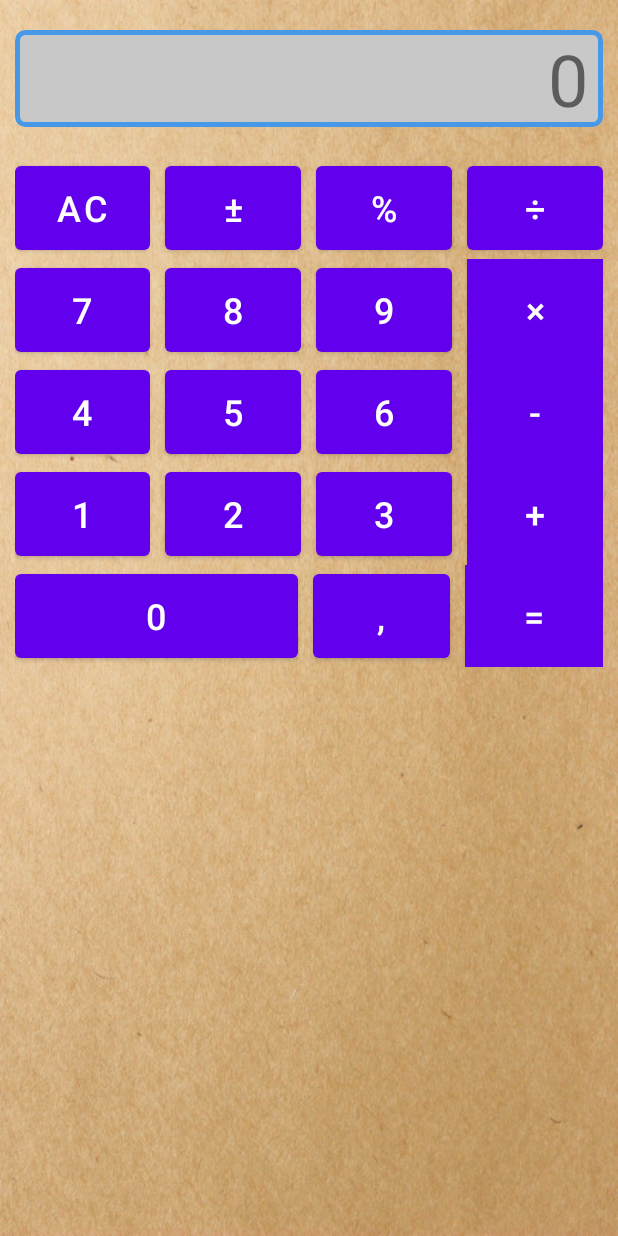
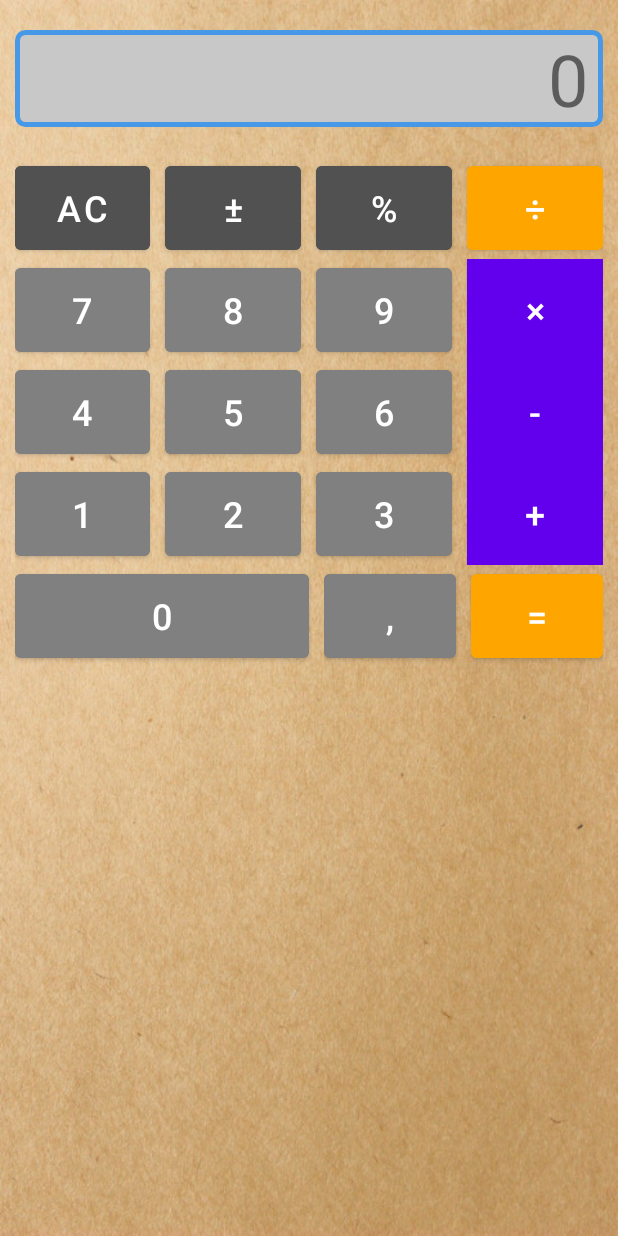
Before and after one commit to fat-hamster/homework-android-1, an Android app: the screen it shows after launch (MainActivity), on a phone screen of 412 x 824 dp. Run offline under Robolectric (Android 15) with nearby library versions, the phone set to English and light mode, and no system bars.

Commit message:
добавил цвета. так и не разобрался с компановкой нижней строки.

```diff
--- a/app/src/main/res/drawable/default_button.xml
+++ /dev/null
@@ -1,5 +0,0 @@
-<?xml version="1.0" encoding="utf-8"?>
-<selector xmlns:android="http://schemas.android.com/apk/res/android">
-    <item android:state_pressed="false" android:drawable="@drawable/style_btn_default" />
-    <item android:state_pressed="true" android:drawable="@drawable/style_btn_press" />
-</selector>
--- a/app/src/main/res/drawable/style_btn_default.xml
+++ /dev/null
@@ -1,5 +0,0 @@
-<?xml version="1.0" encoding="utf-8"?>
-<shape xmlns:android="http://schemas.android.com/apk/res/android">
-    <stroke android:width="2dp" android:color="@color/black95" />
-    <corners android:radius="20dp" />
-</shape>
--- a/app/src/main/res/drawable/style_btn_press.xml
+++ /dev/null
@@ -1,6 +0,0 @@
-<?xml version="1.0" encoding="utf-8"?>
-<shape xmlns:android="http://schemas.android.com/apk/res/android">
-    <stroke android:width="2dp" android:color="@color/black95" />
-    <corners android:radius="20dp" />
-    <solid android:color="@color/white" />
-</shape>
--- a/app/src/main/res/layout/activity_main.xml
+++ b/app/src/main/res/layout/activity_main.xml
@@ -49,6 +49,7 @@
                 android:layout_marginRight="10dp"
                 android:layout_weight="1"
                 android:text="@string/ac"
+                android:backgroundTint="@color/dark_gray"
                 android:textSize="24dp" />
 
             <Button
@@ -58,6 +59,7 @@
                 android:layout_marginRight="10dp"
                 android:layout_weight="1"
                 android:text="@string/min_plus"
+                android:backgroundTint="@color/dark_gray"
                 android:textSize="24dp" />
 
             <Button
@@ -67,6 +69,7 @@
                 android:layout_marginRight="10dp"
                 android:layout_weight="1"
                 android:text="@string/percent"
+                android:backgroundTint="@color/dark_gray"
                 android:textSize="24dp" />
 
             <Button
@@ -75,6 +78,7 @@
                 android:layout_height="68dp"
                 android:layout_weight="1"
                 android:text="@string/divide"
+                android:backgroundTint="@color/operation_background"
                 android:textSize="24dp" />
         </LinearLayout>
 
@@ -94,6 +98,7 @@
                 android:layout_marginRight="10dp"
                 android:layout_weight="1"
                 android:text="@string/_7"
+                android:backgroundTint="@color/gray"
                 android:textSize="24sp" />
 
             <Button
@@ -103,6 +108,7 @@
                 android:layout_marginRight="10dp"
                 android:layout_weight="1"
                 android:text="@string/_8"
+                android:backgroundTint="@color/gray"
                 android:textSize="24sp" />
 
             <Button
@@ -112,6 +118,7 @@
                 android:layout_marginRight="10dp"
                 android:layout_weight="1"
                 android:text="@string/_9"
+                android:backgroundTint="@color/gray"
                 android:textSize="24sp" />
 
             <Button
@@ -121,6 +128,7 @@
                 android:layout_weight="1"
                 android:background="@color/operation_background"
                 android:text="@string/multiply"
+                android:backgroundTint="@color/operation_background"
                 android:textSize="24sp" />
         </LinearLayout>
 
@@ -141,6 +149,7 @@
                 android:layout_marginRight="10dp"
                 android:layout_weight="1"
                 android:text="@string/_4"
+                android:backgroundTint="@color/gray"
                 android:textSize="24sp" />
 
             <Button
@@ -150,6 +159,7 @@
                 android:layout_marginRight="10dp"
                 android:layout_weight="1"
                 android:text="@string/_5"
+                android:backgroundTint="@color/gray"
                 android:textSize="24sp" />
 
             <Button
@@ -159,6 +169,7 @@
                 android:layout_marginRight="10dp"
                 android:layout_weight="1"
                 android:text="@string/_6"
+                android:backgroundTint="@color/gray"
                 android:textSize="24sp" />
 
             <Button
@@ -168,6 +179,7 @@
                 android:layout_weight="1"
                 android:background="@color/operation_background"
                 android:text="@string/minus"
+                android:backgroundTint="@color/operation_background"
                 android:textSize="24sp" />
         </LinearLayout>
 
@@ -188,6 +200,7 @@
                 android:layout_marginRight="10dp"
                 android:layout_weight="1"
                 android:text="@string/_1"
+                android:backgroundTint="@color/gray"
                 android:textSize="24sp" />
 
             <Button
@@ -197,6 +210,7 @@
                 android:layout_marginRight="10dp"
                 android:layout_weight="1"
                 android:text="@string/_2"
+                android:backgroundTint="@color/gray"
                 android:textSize="24sp" />
 
             <Button
@@ -206,6 +220,7 @@
                 android:layout_marginRight="10dp"
                 android:layout_weight="1"
                 android:text="@string/_3"
+                android:backgroundTint="@color/gray"
                 android:textSize="24sp" />
 
             <Button
@@ -215,6 +230,7 @@
                 android:layout_weight="1"
                 android:background="@color/operation_background"
                 android:text="@string/plus"
+                android:backgroundTint="@color/operation_background"
                 android:textSize="24sp" />
         </LinearLayout>
 
@@ -224,38 +240,45 @@
             android:layout_height="match_parent"
             android:layout_marginLeft="10dp"
             android:layout_marginRight="10dp"
-            android:layout_weight="1"
             android:gravity="center_horizontal"
             android:orientation="horizontal">
-
             <Button
                 android:id="@+id/_0"
                 android:layout_width="wrap_content"
                 android:layout_height="68dp"
+                android:layout_weight="1"
                 android:layout_marginRight="10dp"
-                android:layout_weight="30"
                 android:text="@string/_0"
+                android:backgroundTint="@color/gray"
                 android:textSize="24sp" />
+
+            <LinearLayout
+                android:id="@+id/fifth2_button_layout"
+                android:layout_width="wrap_content"
+                android:layout_height="match_parent"
+                android:layout_gravity="right"
+                android:orientation="horizontal">
 
                 <Button
                     android:id="@+id/comma"
                     android:layout_width="wrap_content"
                     android:layout_height="68dp"
                     android:layout_marginRight="10dp"
-                android:layout_weight="1"
                     android:text="@string/comma"
+                    android:backgroundTint="@color/gray"
                     android:textSize="24sp" />
 
                 <Button
                     android:id="@+id/equal"
                     android:layout_width="wrap_content"
                     android:layout_height="68dp"
-                android:layout_weight="1"
-                android:background="@color/operation_background"
                     android:text="@string/equal"
+                    android:backgroundTint="@color/operation_background"
                     android:textSize="24sp" />
             </LinearLayout>
 
         </LinearLayout>
 
     </LinearLayout>
+
+</LinearLayout>
--- a/app/src/main/res/values/colors.xml
+++ b/app/src/main/res/values/colors.xml
@@ -10,5 +10,6 @@
     <color name="textview_rect">#4799E8</color>
     <color name="textview_gradient_start">#C8C8C8</color>
     <color name="operation_background">#FFA500</color>
-    <color name="black95">#95000000</color>
+    <color name="dark_gray">#515151</color>
+    <color name="gray">#808080</color>
 </resources>
--- a/app/src/main/res/values/themes.xml
+++ b/app/src/main/res/values/themes.xml
@@ -12,5 +12,6 @@
         <!-- Status bar color. -->
         <item name="android:statusBarColor" tools:targetApi="l">?attr/colorPrimaryVariant</item>
         <!-- Customize your theme here. -->
+        <!--<item name="colorButtonNormal">@color/black95</item>-->
     </style>
 </resources>
```
Lines whose indentation alone changed are shown as unchanged.
